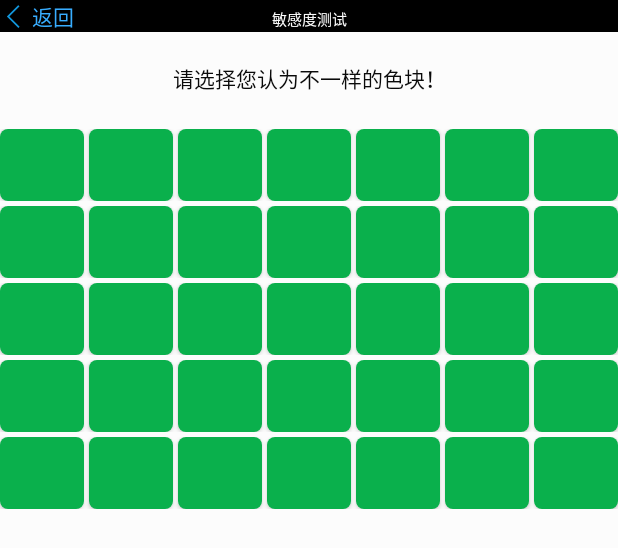
After one commit to lcpandcode/eyeappv1.0, an Android app: the layout activity_test_sensitivity.xml on its own in the app's theme, with its tools: preview values and no code run, on a phone screen of 412 x 824 dp. The commit adds this screen. Shown: the top 548 px of the screen. Run offline under Robolectric (Android 15) with nearby library versions, the phone set to English and light mode, and no system bars.

Commit message:
一、新增了包，具体包用途看包内的包说明文件     1、dao包     2、dto包     3、vo包
二、视力测试敏感度测试界面

```diff
--- /dev/null
+++ b/app/src/main/java/com/bysj/eyeapp/dao/包说明.txt
@@ -0,0 +1,3 @@
+1、这个包主要放操作数据库的对象
+2、和数据库操作相关的对象都放该目录下
+3、类命名规则：模块+DAO(dao要大写)，例如，用户数据库操作dao：UserDAO
--- /dev/null
+++ b/app/src/main/java/com/bysj/eyeapp/dto/包说明.txt
@@ -0,0 +1,4 @@
+1、这个包主要放数据库表映射的对象，dto即数据库映射实体类
+2、和数据库操作相关的方法交互尽量采用DTO的方式进行
+3、类命名规则：实体对象+DTO(dao要大写)，例如，用户表对应的dto：UserDTO
+4、dto成员变量统一private修饰，通过getter和setter获取
--- /dev/null
+++ b/app/src/main/java/com/bysj/eyeapp/service/包说明.txt
@@ -0,0 +1 @@
+这个包主要放核心业务逻辑代码，主要是后台数据处理相关代码：例如，保存数据前的数据预处理等
--- /dev/null
+++ b/app/src/main/java/com/bysj/eyeapp/util/TestSensitivityUtil.java
@@ -0,0 +1,36 @@
+package com.bysj.eyeapp.util;
+
+/**
+ * Created by lcplcp on 2017/12/29.
+ */
+
+import com.bysj.eyeapp.vo.TestSensitivityQuestionVO;
+
+import java.util.ArrayList;
+import java.util.List;
+
+/**
+ * 这个类主要放敏感度相关的工具类：包括动态生成敏感度测试区域的算法等
+ */
+public class TestSensitivityUtil {
+
+    /**
+     *
+     * @param num 要生成问题的个数
+     * @return 敏感度测试问题列表
+     */
+    public static List<TestSensitivityQuestionVO> createQuestions(int num){
+        List<TestSensitivityQuestionVO> vos = new ArrayList<>();
+
+        return vos;
+    }
+
+    /**
+     *
+     * @return 敏感度测试问题对象
+     */
+    public static TestSensitivityQuestionVO createQuestion(){
+        //核心代码待完善
+        return null;
+    }
+}
--- /dev/null
+++ b/app/src/main/java/com/bysj/eyeapp/view/TestSensitivityActivity.java
@@ -0,0 +1,43 @@
+package com.bysj.eyeapp.view;
+
+
+import android.os.Bundle;
+import android.support.v4.app.FragmentManager;
+import android.support.v4.app.FragmentTransaction;
+import android.view.Menu;
+import android.view.MenuItem;
+import android.view.Window;
+import android.view.animation.AnimationUtils;
+import android.widget.RadioGroup;
+import android.widget.RadioGroup.OnCheckedChangeListener;
+import android.widget.TabHost;
+import android.widget.TextView;
+
+public class TestSensitivityActivity extends BaseActivity {
+	//字符串常量
+	final static String tabSpaceTabTest = "test";
+	final static String tabSpaceTabPerson = "person";
+	final static String tabSpaceTabKnowledge = "knowledge";
+	final static String tabSpaceTabBlurayfilt = "blurayfilt";
+	final static String tabSpaceTabEyedata = "eyedata";
+
+	// tab用参数
+	private TabHost tabHost;
+	private RadioGroup radiogroup;
+	private int menuid;
+
+
+	@Override
+	protected void onCreate(Bundle savedInstanceState) {
+		super.onCreate(savedInstanceState);
+		setContentView(R.layout.activity_main);
+
+
+	}
+
+
+
+
+
+
+}
--- /dev/null
+++ b/app/src/main/java/com/bysj/eyeapp/vo/TestSensitivityQuestionVO.java
@@ -0,0 +1,30 @@
+package com.bysj.eyeapp.vo;
+
+/**
+ * Created by lcplcp on 2017/12/29.
+ */
+
+/**
+ * 敏感度测试中生成敏感度题目的封装vo
+ */
+public class TestSensitivityQuestionVO {
+    //背景颜色（即错误选项）：用16进制的颜色表示
+    private int backgroundColor;
+    private int trueOptionColor;//正确选项的颜色
+
+    public int getBackgroundColor() {
+        return backgroundColor;
+    }
+
+    public void setBackgroundColor(int backgroundColor) {
+        this.backgroundColor = backgroundColor;
+    }
+
+    public int getTrueOptionColor() {
+        return trueOptionColor;
+    }
+
+    public void setTrueOptionColor(int trueOptionColor) {
+        this.trueOptionColor = trueOptionColor;
+    }
+}
--- /dev/null
+++ b/app/src/main/java/com/bysj/eyeapp/vo/包说明.txt
@@ -0,0 +1,4 @@
+1、这个包主要放vo对象（View Object)，该对象用于和View（界面)进行交互
+2、界面和service类方法的交互，尽量封装为一个Object对象（即vo)
+3、类命名规则：模块+含义+VO(VO要大写)，例如，用户登录方法的参数封装类：UserLoginVO
+4、vo成员变量统一private修饰，通过getter和setter获取
--- /dev/null
+++ b/app/src/main/res/drawable/test_sensitivity_option_btn_background.xml
@@ -0,0 +1,9 @@
+<?xml version="1.0" encoding="utf-8"?>
+<!--全局按钮的背景设置：包括圆角，按钮填充的颜色-->
+<shape xmlns:android="http://schemas.android.com/apk/res/android">
+    <solid android:color="#0AB04C" /> <!--这里颜色随机填充，加载页面需要改变-->
+    <corners android:topLeftRadius="5dp"
+        android:topRightRadius="5dp"
+        android:bottomRightRadius="5dp"
+        android:bottomLeftRadius="5dp"/>
+</shape>
--- /dev/null
+++ b/app/src/main/res/layout/activity_test_sensitivity.xml
@@ -0,0 +1,162 @@
+<?xml version="1.0" encoding="utf-8"?>
+<LinearLayout
+    xmlns:android="http://schemas.android.com/apk/res/android"
+    android:id="@+id/activity_main"
+    android:layout_width="fill_parent"
+    android:orientation="vertical"
+    android:layout_height="fill_parent">
+
+    <!--自定义的标题栏-->
+    <LinearLayout
+        android:id="@+id/layout_titlebar"
+        style="@style/title">
+        <TextView
+            android:id="@+id/button_backward"
+            style="@style/title_btn"
+            android:visibility="visible"
+            android:drawableLeft="@mipmap/title_btn_return"
+            android:text="@string/title_btn_return"/>
+
+        <TextView
+            android:id="@+id/text_title"
+            style="@style/title_title"
+            android:text="@string/test_sensitivity"
+            android:textColor="@color/title_title" />
+
+        <TextView
+            android:id="@+id/button_forward"
+            android:visibility="invisible"
+            style="@style/title_btn"
+            android:text="@string/title_btn_confirm"/>
+
+    </LinearLayout>
+
+    <TableLayout
+        android:layout_width="match_parent"
+        android:layout_height="match_parent">
+        <TextView
+            style="@style/test_question_title"
+            android:layout_marginTop="20dp"
+            android:layout_marginBottom="20dp"
+            android:gravity="center"
+            android:text="请选择您认为不一样的色块！"/>
+        <TableRow>
+            <LinearLayout
+                style="@style/test_sensitivity_question">
+                <Button
+                    android:layout_marginLeft="0dp"
+                    style="@style/test_sensitivity_question_option" />
+                <Button
+                    style="@style/test_sensitivity_question_option" />
+                <Button
+                    style="@style/test_sensitivity_question_option" />
+                <Button
+                    style="@style/test_sensitivity_question_option" />
+                <Button
+                    style="@style/test_sensitivity_question_option" />
+                <Button
+                    style="@style/test_sensitivity_question_option" />
+                <Button
+                    style="@style/test_sensitivity_question_option" />
+
+
+            </LinearLayout>
+
+        </TableRow>
+        <TableRow>
+            <LinearLayout
+                style="@style/test_sensitivity_question">
+                <Button
+                    android:layout_marginLeft="0dp"
+                    style="@style/test_sensitivity_question_option" />
+                <Button
+                    style="@style/test_sensitivity_question_option" />
+                <Button
+                    style="@style/test_sensitivity_question_option" />
+                <Button
+                    style="@style/test_sensitivity_question_option" />
+                <Button
+                    style="@style/test_sensitivity_question_option" />
+                <Button
+                    style="@style/test_sensitivity_question_option" />
+                <Button
+                    style="@style/test_sensitivity_question_option" />
+
+
+            </LinearLayout>
+
+        </TableRow>
+        <TableRow>
+            <LinearLayout
+                style="@style/test_sensitivity_question">
+                <Button
+                    android:layout_marginLeft="0dp"
+                    style="@style/test_sensitivity_question_option" />
+                <Button
+                    style="@style/test_sensitivity_question_option" />
+                <Button
+                    style="@style/test_sensitivity_question_option" />
+                <Button
+                    style="@style/test_sensitivity_question_option" />
+                <Button
+                    style="@style/test_sensitivity_question_option" />
+                <Button
+                    style="@style/test_sensitivity_question_option" />
+                <Button
+                    style="@style/test_sensitivity_question_option" />
+
+
+            </LinearLayout>
+
+        </TableRow>
+        <TableRow>
+            <LinearLayout
+                style="@style/test_sensitivity_question">
+                <Button
+                    android:layout_marginLeft="0dp"
+                    style="@style/test_sensitivity_question_option" />
+                <Button
+                    style="@style/test_sensitivity_question_option" />
+                <Button
+                    style="@style/test_sensitivity_question_option" />
+                <Button
+                    style="@style/test_sensitivity_question_option" />
+                <Button
+                    style="@style/test_sensitivity_question_option" />
+                <Button
+                    style="@style/test_sensitivity_question_option" />
+                <Button
+                    style="@style/test_sensitivity_question_option" />
+
+
+            </LinearLayout>
+
+        </TableRow>
+        <TableRow>
+            <LinearLayout
+                style="@style/test_sensitivity_question">
+                <Button
+                    android:layout_marginLeft="0dp"
+                    style="@style/test_sensitivity_question_option" />
+                <Button
+                    style="@style/test_sensitivity_question_option" />
+                <Button
+                    style="@style/test_sensitivity_question_option" />
+                <Button
+                    style="@style/test_sensitivity_question_option" />
+                <Button
+                    style="@style/test_sensitivity_question_option" />
+                <Button
+                    style="@style/test_sensitivity_question_option" />
+                <Button
+                    style="@style/test_sensitivity_question_option" />
+
+
+            </LinearLayout>
+
+        </TableRow>
+
+    </TableLayout>
+
+
+</LinearLayout>
--- a/app/src/main/res/layout/fragment_test_sensitivity.xml
+++ b/app/src/main/res/layout/fragment_test_sensitivity.xml
@@ -2,14 +2,17 @@
 <LinearLayout xmlns:android="http://schemas.android.com/apk/res/android"
     android:layout_width="match_parent"
     android:layout_height="match_parent"
+    android:gravity="center"
     android:orientation="vertical" >
 
 
 
-    <TextView
-        android:layout_width="match_parent"
-        android:layout_height="wrap_content"
-        android:textColor="@color/global_label"
-        android:text="敏感度检测"/>
+    <Button
+        android:id="@+id/test_sensitivity_btn_begin"
+        style="@style/global_btn"
+        android:layout_width="200dp"
+        android:layout_height="60dp"
+        android:textSize="20dp"
+        android:text="进入答题" />
 
 </LinearLayout>
--- a/app/src/main/res/values/styles.xml
+++ b/app/src/main/res/values/styles.xml
@@ -216,8 +216,20 @@
         <item name="android:layout_width">30dp</item>
         <item name="android:button">@null</item>
         <item name="android:layout_height">30dp</item>
-
-
+    </style>
+    <!--测试：敏感度测试页面的布局-->
+    <style name="test_sensitivity_question">
+        <item name="android:layout_width">match_parent</item>
+        <item name="android:layout_weight">1</item>
+        <item name="android:layout_height">wrap_content</item>
+        <item name="android:layout_marginTop">3dp</item>
+    </style>
+    <style name="test_sensitivity_question_option" >
+        <item name="android:layout_width">0dp</item>
+        <item name="android:layout_weight">1</item>
+        <item name="android:layout_height">wrap_content</item>
+        <item name="android:layout_marginLeft">3dp</item>
+        <item name="android:background">@drawable/test_sensitivity_option_btn_background</item>
     </style>
 
 
```
Also changed, not shown: app/src/main/res/mipmap-hdpi/title_btn_return.png (added), app/src/main/res/mipmap-mdpi/title_btn_return.png (added), app/src/main/res/mipmap-xhdpi/title_btn_return.png (added), app/src/main/res/mipmap-xxhdpi/title_btn_return.png (added), app/src/main/res/mipmap-xxxhdpi/title_btn_return.png (added).
